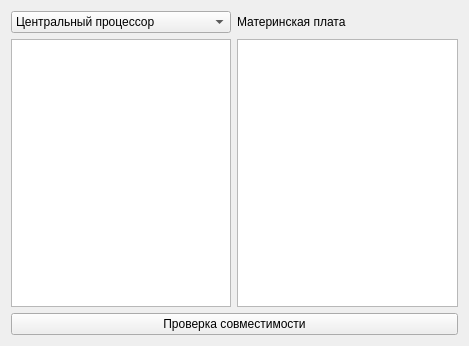
Before: the Qt Designer form ui_qt/from_designer/compability.ui in OTBEPTKA1873/SMRP_Nef_Meh_MM-21-1B, drawn with Qt 5.
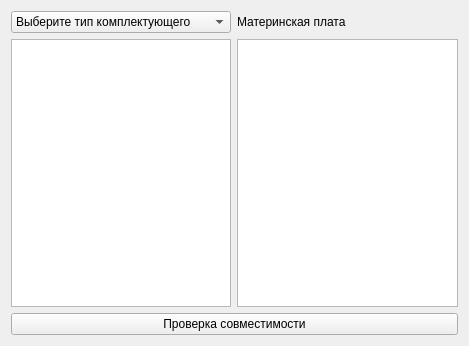
After: the same form once the commit is applied.

Commit message: Сделал py-файл нового окна

Diff of the .ui file:
```diff
--- a/ui_qt/from_designer/compability.ui
+++ b/ui_qt/from_designer/compability.ui
@@ -16,6 +16,11 @@
   <layout class="QGridLayout" name="gridLayout">
    <item row="0" column="0">
     <widget class="QComboBox" name="componentBox">
+     <item>
+      <property name="text">
+       <string>Выберите тип комплектующего</string>
+      </property>
+     </item>
      <item>
       <property name="text">
        <string>Центральный процессор</string>
```
The commit also changes 3 other files.
